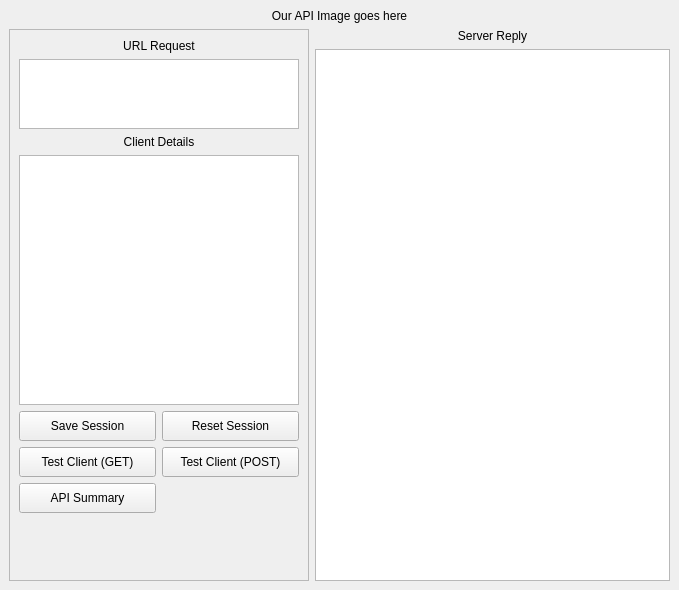
This is MainWindow.ui in tuxta/ourapi as Qt 5 draws it before an edit. The edited form follows.
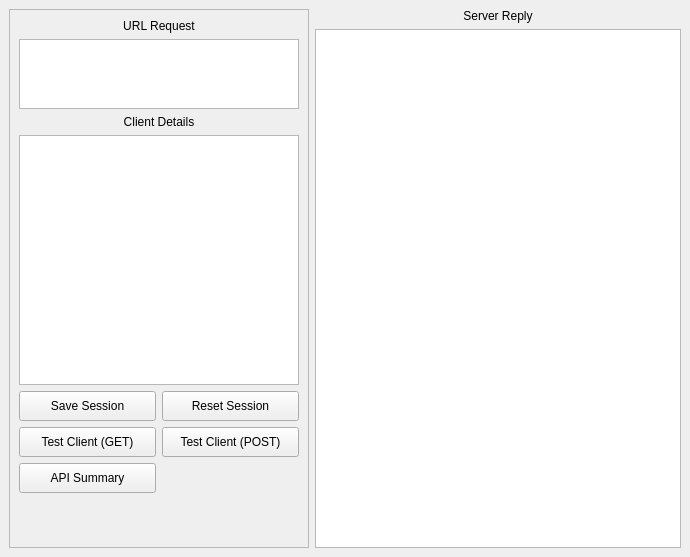
This is the edited form.

Commit message: Changed the api dialog title and removed the image placeholder on the Main Window

The edit to the form file:
```diff
--- a/MainWindow.ui
+++ b/MainWindow.ui
@@ -6,28 +6,14 @@
    <rect>
     <x>0</x>
     <y>0</y>
-    <width>679</width>
-    <height>590</height>
+    <width>690</width>
+    <height>557</height>
    </rect>
   </property>
   <property name="windowTitle">
    <string>MainWindow</string>
   </property>
   <widget class="QWidget" name="centralwidget">
-   <layout class="QGridLayout" name="gridLayout_2">
-    <item row="0" column="0">
-     <layout class="QVBoxLayout" name="verticalLayout_3">
-      <item>
-       <widget class="QLabel" name="label">
-        <property name="text">
-         <string>Our API Image goes here</string>
-        </property>
-        <property name="alignment">
-         <set>Qt::AlignCenter</set>
-        </property>
-       </widget>
-      </item>
-      <item>
        <layout class="QHBoxLayout" name="horizontalLayout">
         <item>
          <widget class="QFrame" name="frame">
@@ -285,10 +271,6 @@
           </item>
           <item>
            <widget class="QTextEdit" name="responseText"/>
-          </item>
-         </layout>
-        </item>
-       </layout>
       </item>
      </layout>
     </item>
```
Lines whose indentation alone changed are shown as unchanged. The commit also changes 2 other files.
